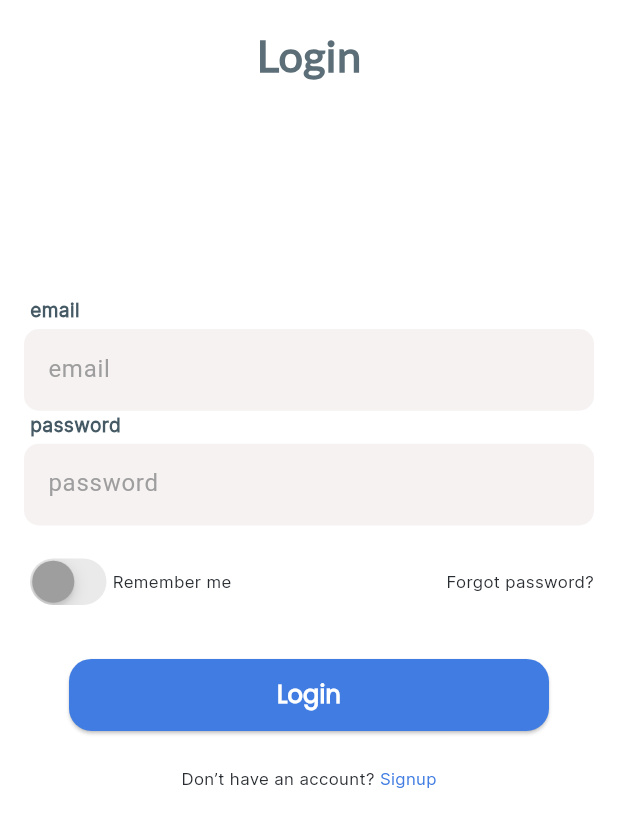
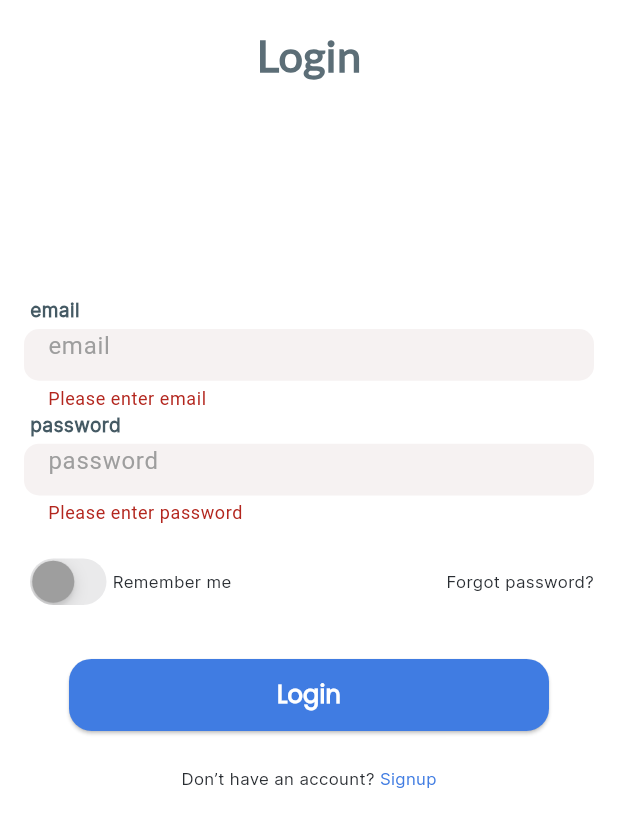
Before and after one commit to Mahmoud-Mohammed-Abd-elsamad/Pharmacy-app, a Flutter app: the screen it shows after launch, after a tap on "Login", on a phone screen of 412 x 824 dp. Shown: the top 827 px of the screen. Run offline on Flutter 3.47's test engine with Material 3 defaults, Android fonts, the phone set to English and light mode, and no system bars; our stand-ins replace bloc, dartz, dio, expandable_page_view, flutter_svg.

Commit message:
Finish login screen logic

```diff
--- a/lib/congfig/routes/routes.dart
+++ b/lib/congfig/routes/routes.dart
@@ -2,6 +2,7 @@ import 'package:farmacy_app/features/RegisterScreen/presentation/manager/provide
 import 'package:farmacy_app/features/RegisterScreen/presentation/pages/register_screen.dart';
 import 'package:farmacy_app/features/forget_password_screen/presentation/pages/forget_password_screen.dart';
 import 'package:farmacy_app/features/location_screen/presentation/pages/location_screen.dart';
+import 'package:farmacy_app/features/login_screen/presentation/manager/provider.dart';
 import 'package:farmacy_app/features/login_screen/presentation/pages/login_screen.dart';
 import 'package:farmacy_app/features/splash_screen/presentation/pages/splash_screen.dart';
 import 'package:flutter/cupertino.dart';
@@ -11,10 +12,9 @@ import 'package:provider/provider.dart';
 import '../../features/RegisterScreen/data/data_sources/register_data_source.dart';
 import '../../features/home/presentation/pages/home_screen.dart';
 import '../../features/location_screen/presentation/pages/governorate_screen.dart';
+import '../../features/login_screen/data/data_sources/login_user_data_source.dart';
 
-
-class Routes{
-
+class Routes {
   static const String splashScreen = "/";
   static const String locationScreen = "locationScreen";
   static const String loginScreen = "loginScreen";
@@ -22,61 +22,63 @@ class Routes{
   static const String forgetPasswordScreen = "forgetPasswordScreen";
   static const String governorateScreen = "governorateScreen";
   static const String homeScreen = "homeScreen";
-
-
 }
 
-class AppRouts{
-
+class AppRouts {
   static Route onGenerateRoute(RouteSettings settings) {
     switch (settings.name) {
       case Routes.splashScreen:
-        return MaterialPageRoute(builder: (context){
-          return  const SplashScreen();
+        return MaterialPageRoute(builder: (context) {
+          return const SplashScreen();
         });
 
       case Routes.locationScreen:
-        return MaterialPageRoute(builder: (context){
-          return  const LocationScreen();
+        return MaterialPageRoute(builder: (context) {
+          return const LocationScreen();
         });
 
       case Routes.governorateScreen:
-        return MaterialPageRoute(builder: (context){
-          return  const GovernorateScreen();
+        return MaterialPageRoute(builder: (context) {
+          return const GovernorateScreen();
         });
       case Routes.loginScreen:
-        return MaterialPageRoute(builder: (context){
-          return   LoginScreen();
+        return MaterialPageRoute(builder: (context) {
+          return ChangeNotifierProvider(
+              create: (BuildContext context) {
+                return LoginProvider(
+                    loginUserDataSource: RemoteLoginUserDataSource());
+              },
+              child: LoginScreen());
         });
       case Routes.registerScreen:
-        return MaterialPageRoute(builder: (context){
-          return  ChangeNotifierProvider(create: (BuildContext context) {
-            return  RegisterProvider(registerDataSource: RemoteRegisterDataSource());
-          },
-          child: const RegisterScreen());
+        return MaterialPageRoute(builder: (context) {
+          return ChangeNotifierProvider(
+              create: (BuildContext context) {
+                return RegisterProvider(
+                    registerDataSource: RemoteRegisterDataSource());
+              },
+              child: const RegisterScreen());
         });
       case Routes.forgetPasswordScreen:
-        return MaterialPageRoute(builder: (context){
-          return  const ForgetPasswordScreen();
+        return MaterialPageRoute(builder: (context) {
+          return const ForgetPasswordScreen();
         });
 
       case Routes.homeScreen:
-        return MaterialPageRoute(builder: (context){
-          return  const HomeScreen();
+        return MaterialPageRoute(builder: (context) {
+          return const HomeScreen();
         });
 
       default:
         return MaterialPageRoute(builder: (context) {
           return unDefindScreen();
         });
+    }
+  }
 
-    }
-    }
   static Widget unDefindScreen() {
     return const Scaffold(
       body: Center(child: Text("Undefind screen")),
     );
   }
-
-
 }
--- a/lib/core/utils/widgets/custom_text_field.dart
+++ b/lib/core/utils/widgets/custom_text_field.dart
@@ -29,7 +29,17 @@ class CustomTextField extends StatelessWidget {
               focusedBorder: OutlineInputBorder(
                 borderSide: BorderSide(color: Colors.transparent),
                 borderRadius: BorderRadius.circular(10),
-              ))),
+              ),
+            errorBorder: OutlineInputBorder(
+              borderSide: BorderSide(color: Colors.transparent),
+              borderRadius: BorderRadius.circular(10),
+            ),
+            focusedErrorBorder: OutlineInputBorder(
+              borderSide: BorderSide(color: Colors.transparent),
+              borderRadius: BorderRadius.circular(10),
+            ),
+
+          )),
     );
   }
 }
--- a/lib/features/login_screen/data/data_sources/login_user_data_source.dart
+++ b/lib/features/login_screen/data/data_sources/login_user_data_source.dart
@@ -25,11 +25,14 @@ class RemoteLoginUserDataSource extends LoginUserDataSource {
     );
     if (response.statusCode == 200) {
 
+      print("data ${response.statusCode.toString()}");
       LoginModel loginModel = LoginModel.fromJson(response.data);
       log(loginModel.toString());
 
       return Right(loginModel);
     } else {
+      print("data ${response.statusCode.toString()}>>>>");
+
       return Left(FailureError(response.statusCode.toString()));
     }
   }
--- a/lib/features/login_screen/presentation/manager/provider.dart
+++ b/lib/features/login_screen/presentation/manager/provider.dart
@@ -30,8 +30,10 @@ class LoginProvider extends ChangeNotifier {
     notifyListeners();
   }
 
-  registerUser()async {
+  loginUser()async {
 
+    showLoading = true;
+    notifyListeners();
     LoginDomainRepo loginDomainRepo = LoginDataRepo(loginUserDataSource: loginUserDataSource);
    var useCase = LoginUserUseCase(loginDomainRepo: loginDomainRepo);
 
@@ -41,11 +43,13 @@ class LoginProvider extends ChangeNotifier {
     var result = await useCase.call(LoginBody(email: emailController.value.text, password: passController.value.text));
 
     result.fold((l) {
+      showLoading = false;
       loginSuccess = false;
       loginFailureMessage = l.message;
       notifyListeners();
 
     }, (r) {
+      showLoading = false;
       loginSuccess = true;
       loginSuccessMessage = r.fullName;
       notifyListeners();
--- a/lib/features/login_screen/presentation/pages/login_screen.dart
+++ b/lib/features/login_screen/presentation/pages/login_screen.dart
@@ -3,9 +3,11 @@ import 'package:farmacy_app/core/utils/app_styles.dart';
 import 'package:farmacy_app/core/utils/widgets/custom_button.dart';
 import 'package:flutter/cupertino.dart';
 import 'package:flutter/material.dart';
+import 'package:provider/provider.dart';
 
 import '../../../../core/utils/widgets/custom_text_field.dart';
 import '../../../../core/utils/widgets/custom_title.dart';
+import '../manager/provider.dart';
 
 class LoginScreen extends StatefulWidget {
   LoginScreen({super.key});
@@ -19,17 +21,18 @@ class LoginScreen extends StatefulWidget {
 class _LoginScreenState extends State<LoginScreen> {
   @override
   Widget build(BuildContext context) {
+    var provider = Provider.of<LoginProvider>(context, listen: false);
     return Scaffold(
       backgroundColor: Colors.white,
-      body: Padding(
+      body: Form(
+        key: provider.formKey,
+        child: Padding(
           padding: const EdgeInsets.all(16.0),
           child: Column(
             crossAxisAlignment: CrossAxisAlignment.start,
             children: [
               Center(
-              child: Container(
                 child: Text("Login", style: AppStyles.bold36(context)),
-              ),
               ),
               Spacer(
                 flex: 1,
@@ -38,15 +41,29 @@ class _LoginScreenState extends State<LoginScreen> {
                 title: 'email',
               ),
               CustomTextField(
+                validator: (value) {
+                  if (value == null || value.isEmpty) {
+                    return 'Please enter email';
+                  }else {
+                    return null;
+                  }
+                },
                 text: 'email',
-              controller: TextEditingController(),
+                controller: provider.emailController,
               ),
               const CustomTitle(
                 title: 'password',
               ),
               CustomTextField(
+                validator: (value) {
+                  if (value == null || value.isEmpty) {
+                    return 'Please enter password';
+                  }else {
+                    return null;
+                  }
+                },
                 text: 'password',
-              controller: TextEditingController(),
+                controller: provider.passController,
               ),
               const SizedBox(
                 height: 18,
@@ -84,7 +101,13 @@ class _LoginScreenState extends State<LoginScreen> {
               ),
               Center(
                   child: CustomButton(
-              onPressed: () {},
+                onPressed: () {
+
+                  if(provider.formKey.currentState!.validate()){
+                    provider.loginUser();
+                  }
+
+                },
                 text: "Login",
                 height: 48,
                 width: 320,
@@ -120,6 +143,7 @@ class _LoginScreenState extends State<LoginScreen> {
             ],
           ),
         ),
+      ),
     );
   }
 }
```
Lines whose indentation alone changed are shown as unchanged.
